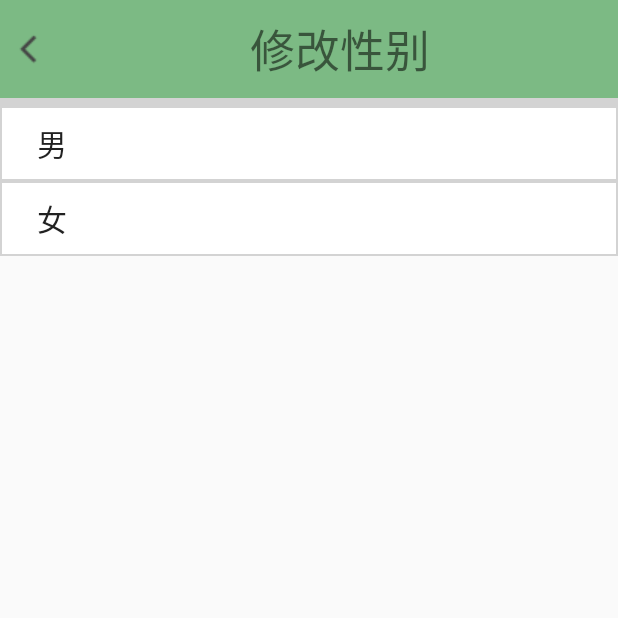
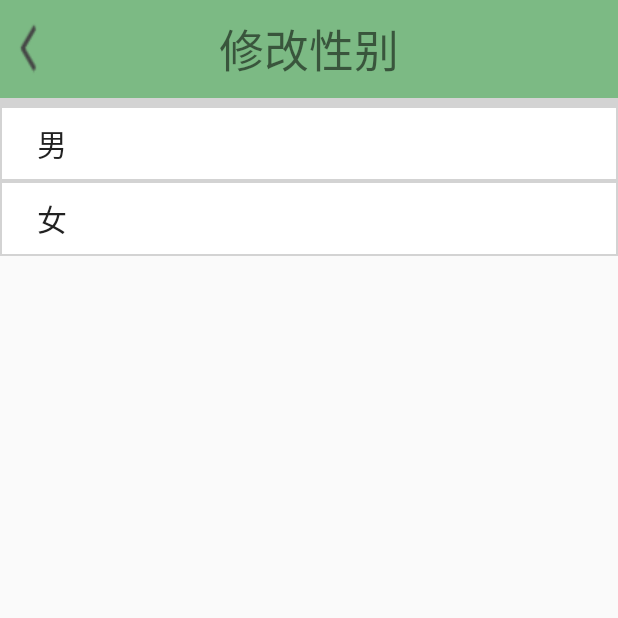
Before and after one commit to shihangqi/new_project, an Android app: the Gender screen opened directly, with no data from a screen before it, on a phone screen of 412 x 824 dp, the top half of it. Run offline under Robolectric (Android 15) with nearby library versions, the light colour scheme and no system bars; our stand-ins replace CircleImageView; libraries missing offline, so code that uses them is left out: com.mob.tools.

Commit message:
修改了颜色

```diff
--- a/app/src/main/java/com/example/lenovo/inequalitysign/view/HomeFragment.java
+++ b/app/src/main/java/com/example/lenovo/inequalitysign/view/HomeFragment.java
@@ -167,7 +167,7 @@ public class HomeFragment extends Fragment {
                     if(window.isShowing()){
                         window.dismiss();
                     }else{
-                        window.showAsDropDown(tv_img);
+                        window.showAsDropDown(tv_img,15,0);
                     }
                     break;
                 case R.id.pop1:
--- a/app/src/main/res/drawable/shape.xml
+++ b/app/src/main/res/drawable/shape.xml
@@ -3,7 +3,7 @@
     xmlns:android="http://schemas.android.com/apk/res/android"
     android:shape="rectangle">
     <!-- 填充的颜色 -->
-    <solid android:color="#7ecf93" />
+    <solid android:color="@color/all" />
     <!-- 设置按钮的四个角为弧形 -->
     <!-- android:radius 弧形的半径 -->
     <corners android:radius="10dip" />
--- a/app/src/main/res/layout/activity_gender.xml
+++ b/app/src/main/res/layout/activity_gender.xml
@@ -10,16 +10,10 @@
         android:layout_width="match_parent"
         android:layout_height="match_parent"
         android:orientation="vertical">
-        <LinearLayout
+        <RelativeLayout
             android:layout_width="match_parent"
-            android:layout_height="wrap_content"
+            android:layout_height="65dp"
             android:orientation="horizontal">
-            <ImageButton
-                android:layout_width="wrap_content"
-                android:layout_height="match_parent"
-                android:src="@drawable/fanhui2"
-                android:background="#7cba84"
-                android:id="@+id/genderB1"/>
 
             <TextView
                 android:layout_width="match_parent"
@@ -27,9 +21,14 @@
                 android:background="#7cba84"
                 android:text="修改性别"
                 android:gravity="center"
-                android:textSize="30dp"/>
+                android:textSize="30dp" />
 
-        </LinearLayout>
+            <ImageButton
+                android:layout_width="wrap_content"
+                android:layout_height="match_parent"
+                android:background="@drawable/fanhui2"
+                android:id="@+id/genderB1"/>
+        </RelativeLayout>
 
         <View
             android:layout_width="match_parent"
--- a/app/src/main/res/layout/activity_search.xml
+++ b/app/src/main/res/layout/activity_search.xml
@@ -8,8 +8,7 @@
     tools:context="com.example.lenovo.inequalitysign.ui.SearchActivity">
     <LinearLayout
         android:layout_width="match_parent"
-        android:layout_height="0dp"
-        android:layout_weight="1.2"
+        android:layout_height="55dp"
         android:background="#b5b5b5">
         <ImageButton
             android:layout_width="0dp"
--- a/app/src/main/res/layout/fragment_home.xml
+++ b/app/src/main/res/layout/fragment_home.xml
@@ -15,13 +15,13 @@ tools:context="com.example.lenovo.inequalitysign.ui.MainActivity">
     <LinearLayout
         android:layout_width="match_parent"
         android:layout_height="50dp"
-        android:background="@drawable/zzka"
+        android:background="@color/all"
         android:orientation="horizontal">
         <TextView
             android:layout_width="0dp"
             android:layout_weight="4"
             android:layout_height="30dp"
-            android:textSize="15dp"
+            android:textSize="16sp"
             android:id="@+id/tv_img"
             android:ellipsize="end"
             android:text="石家庄"
--- a/app/src/main/res/layout/fragment_mine.xml
+++ b/app/src/main/res/layout/fragment_mine.xml
@@ -17,8 +17,8 @@
             android:id="@+id/linearLayout2">
             <TextView
                 android:layout_width="match_parent"
-                android:layout_height="65dp"
-                android:background="#7cba84"
+                android:layout_height="50dp"
+                android:background="@color/all"
                 android:text="我的"
                 android:gravity="center"
                 android:textSize="30dp"/>
@@ -42,7 +42,7 @@
             android:text="登    录"
             android:gravity="center"
             android:id="@+id/mypageB1"
-            android:background="@drawable/shape"
+            android:background="@color/all"
             android:layout_marginBottom="50dp"
             android:layout_marginTop="20dp"
             android:layout_gravity="center"
--- a/app/src/main/res/layout/fragment_square.xml
+++ b/app/src/main/res/layout/fragment_square.xml
@@ -12,7 +12,7 @@
         <TextView
             android:layout_width="match_parent"
             android:layout_height="50dp"
-            android:background="#06c1ae"
+            android:background="@color/all"
             android:textSize="25dp"
             android:text="广场"
             android:textColor="#fff"
--- a/app/src/main/res/values/colors.xml
+++ b/app/src/main/res/values/colors.xml
@@ -155,4 +155,6 @@
     <color name="darkblue">#00008b</color> <!-- 暗蓝色 -->
     <color name="navy">#000080</color> <!-- 海军色 -->
     <color name="black">#000000</color> <!-- 黑色 -->
+    <color name="all">#06c1ae</color>
+    <color name="touming">#00000000</color>
 </resources>
```
Also changed, not shown: app/src/main/res/layout/home_popupwindow.xml (+22 -10 lines), app/src/main/res/drawable/fanhui2.png, app/src/main/res/drawable/xiala1.png.
